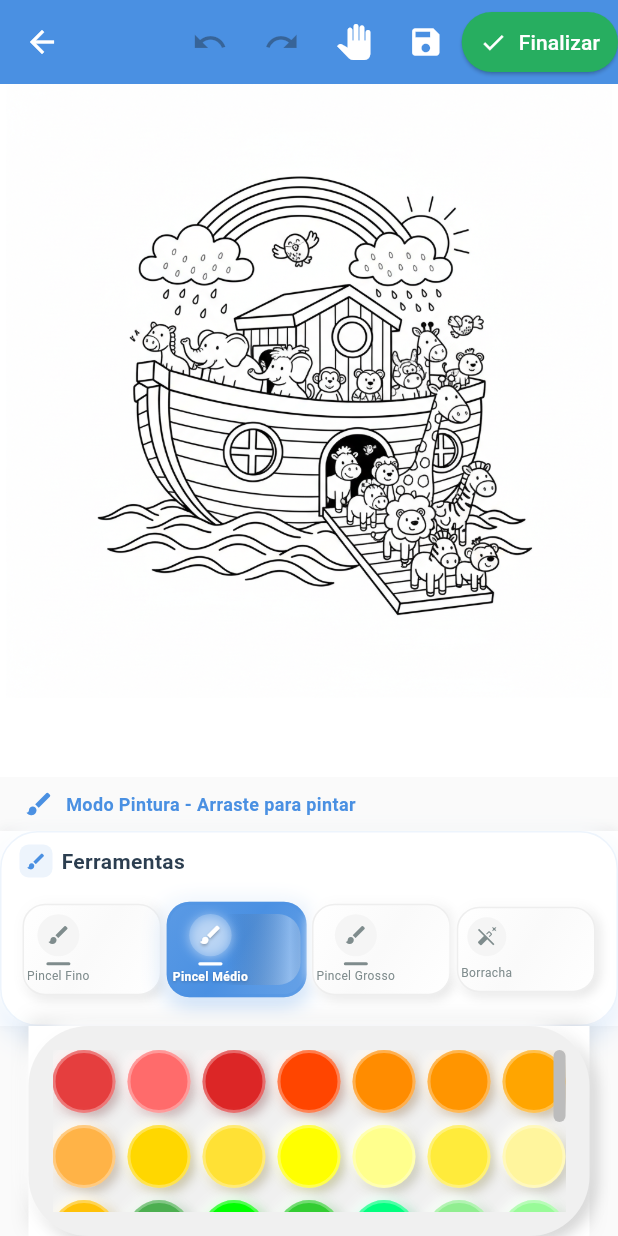
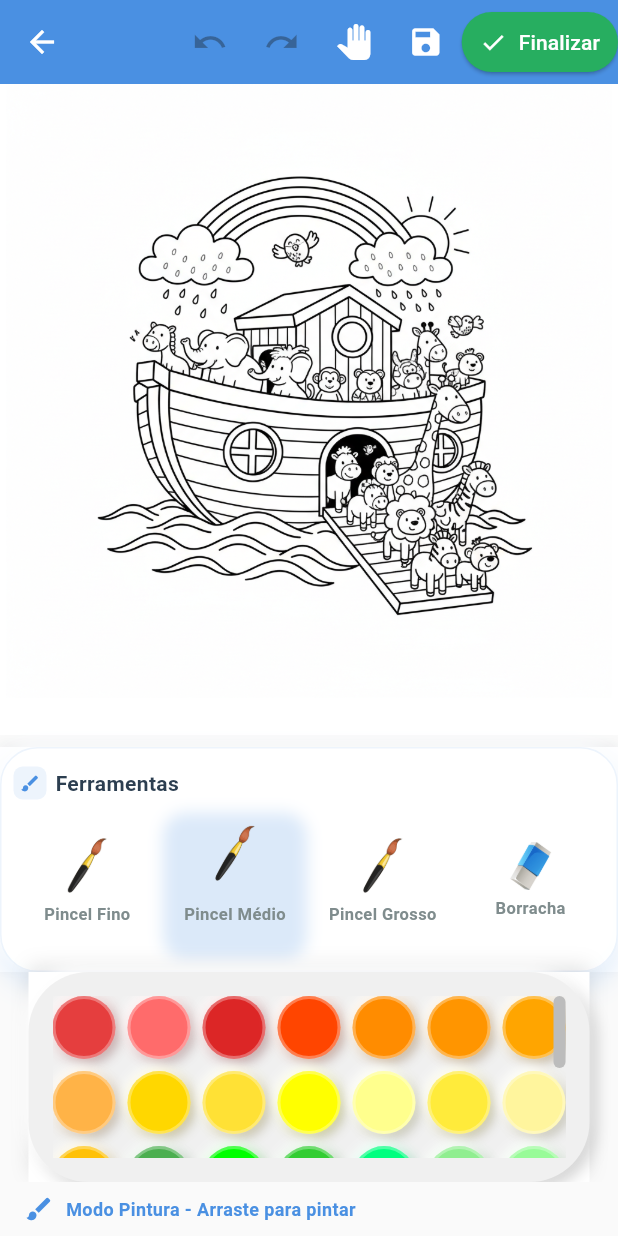
Before and after one commit to caio-si/Colorindo_Com_Deus-, a Flutter app: the DrawingsSelectionScreen screen opened directly, after a tap on "Noé e a Arca", on a phone screen of 412 x 824 dp. Run offline on Flutter 3.47's test engine with Material 3 defaults, Android fonts, the phone set to English and light mode, and no system bars; our stand-ins replace audioplayers, hive, hive_flutter; missing offline and left inert: flutter_image_pixels; accounts and stored records are empty; Roboto replaces fonts that are missing (ComicNeue).

Commit message:
Adiciona suporte para um novo ícone de aplicativo e implementa a funcionalidade de ajuste do tamanho da borracha. Atualiza a tela de coloração para incluir uma barra de informações e substitui o seletor de ferramentas por uma versão moderna.

```diff
--- a/lib/providers/drawing_provider.dart
+++ b/lib/providers/drawing_provider.dart
@@ -19,6 +19,7 @@ class DrawingProvider extends ChangeNotifier {
   String? _selectedAreaId;
   PaintingTool _selectedTool = PaintingTool.mediumBrush;
   bool _isMoveMode = false; // false = modo pintura, true = modo movimento
+  double _eraserSize = 15.0; // Tamanho da borracha
 
   final List<Map<String, int>> _undoStack = [];
   final List<Map<String, int>> _redoStack = [];
@@ -35,6 +36,7 @@ class DrawingProvider extends ChangeNotifier {
   String? get selectedAreaId => _selectedAreaId;
   PaintingTool get selectedTool => _selectedTool;
   bool get isMoveMode => _isMoveMode;
+  double get eraserSize => _eraserSize;
   bool get canUndo => _undoLines.isNotEmpty;
   bool get canRedo => _redoLines.isNotEmpty;
 
@@ -59,6 +61,11 @@ class DrawingProvider extends ChangeNotifier {
 
   void toggleMoveMode() {
     _isMoveMode = !_isMoveMode;
+    notifyListeners();
+  }
+
+  void setEraserSize(double size) {
+    _eraserSize = size;
     notifyListeners();
   }
 
--- a/lib/screens/coloring_screen.dart
+++ b/lib/screens/coloring_screen.dart
@@ -11,6 +11,7 @@ import '../widgets/clay_color_palette_widget.dart';
 import '../widgets/free_drawing_canvas.dart';
 import '../widgets/tool_selector_widget.dart';
 import '../widgets/enhanced_tool_selector_widget.dart';
+import '../widgets/modern_tool_selector_widget.dart';
 
 class ColoringScreen extends StatefulWidget {
   final Desenho desenho;
@@ -112,38 +113,9 @@ class _ColoringScreenState extends State<ColoringScreen> {
                    ),
                  ),
 
-                 // Barra de informações
-                 Container(
-                   padding: const EdgeInsets.symmetric(horizontal: 16, vertical: 8),
-                   color: AppColors.background,
-                   child: Row(
-                     children: [
-                       Icon(
-                         drawingProvider.isMoveMode ? Icons.pan_tool : Icons.brush,
-                         color: drawingProvider.isMoveMode ? AppColors.textSecondary : AppColors.primary,
-                         size: 20,
-                       ),
-                       const SizedBox(width: 8),
-                       Expanded(
-                         child: Text(
-                           drawingProvider.isMoveMode
-                             ? 'Modo Movimento - Arraste para mover e use dois dedos para zoom'
-                             : 'Modo Pintura - Arraste para pintar',
-                           style: TextStyle(
-                             color: drawingProvider.isMoveMode ? AppColors.textSecondary : AppColors.primary,
-                             fontSize: 12,
-                             fontWeight: FontWeight.bold,
-                           ),
-                         ),
-                       ),
-                       if (drawingProvider.isMoveMode)
-                         Icon(Icons.zoom_in, color: AppColors.primary, size: 16),
-                     ],
-                   ),
-                 ),
-
           // Seletor de Ferramentas
           Container(
+            margin: const EdgeInsets.only(top: 8), // Subiu um pouco mais
             decoration: BoxDecoration(
               color: AppColors.cardBackground,
               boxShadow: [
@@ -154,7 +126,7 @@ class _ColoringScreenState extends State<ColoringScreen> {
                 ),
               ],
             ),
-            child: const EnhancedToolSelectorWidget(),
+            child: const ModernToolSelectorWidget(),
           ),
 
           // Paleta de Cores
@@ -171,6 +143,36 @@ class _ColoringScreenState extends State<ColoringScreen> {
               ],
             ),
             child: const ClayColorPaletteWidget(),
+          ),
+
+          // Barra de informações
+          Container(
+            padding: const EdgeInsets.symmetric(horizontal: 16, vertical: 8),
+            color: AppColors.background,
+            child: Row(
+              children: [
+                Icon(
+                  drawingProvider.isMoveMode ? Icons.pan_tool : Icons.brush,
+                  color: drawingProvider.isMoveMode ? AppColors.textSecondary : AppColors.primary,
+                  size: 20,
+                ),
+                const SizedBox(width: 8),
+                Expanded(
+                  child: Text(
+                    drawingProvider.isMoveMode
+                      ? 'Modo Movimento - Arraste para mover e use dois dedos para zoom'
+                      : 'Modo Pintura - Arraste para pintar',
+                    style: TextStyle(
+                      color: drawingProvider.isMoveMode ? AppColors.textSecondary : AppColors.primary,
+                      fontSize: 12,
+                      fontWeight: FontWeight.bold,
+                    ),
+                  ),
+                ),
+                if (drawingProvider.isMoveMode)
+                  Icon(Icons.zoom_in, color: AppColors.primary, size: 16),
+              ],
+            ),
           ),
         ],
       ),
--- /dev/null
+++ b/lib/widgets/modern_tool_selector_widget.dart
@@ -0,0 +1,472 @@
+import 'package:flutter/material.dart';
+import 'package:provider/provider.dart';
+import '../utils/painting_tools.dart';
+import '../providers/drawing_provider.dart';
+import '../utils/app_colors.dart';
+
+class ModernToolSelectorWidget extends StatefulWidget {
+  const ModernToolSelectorWidget({Key? key}) : super(key: key);
+
+  @override
+  State<ModernToolSelectorWidget> createState() => _ModernToolSelectorWidgetState();
+}
+
+class _ModernToolSelectorWidgetState extends State<ModernToolSelectorWidget>
+    with TickerProviderStateMixin {
+  late AnimationController _pulseController;
+  late AnimationController _shimmerController;
+  late Animation<double> _pulseAnimation;
+  late Animation<double> _shimmerAnimation;
+
+  @override
+  void initState() {
+    super.initState();
+
+    // Animação de pulsação
+    _pulseController = AnimationController(
+      duration: const Duration(seconds: 2),
+      vsync: this,
+    )..repeat(reverse: true);
+
+    _pulseAnimation = Tween<double>(begin: 0.95, end: 1.05).animate(
+      CurvedAnimation(parent: _pulseController, curve: Curves.easeInOut),
+    );
+
+    // Animação de brilho
+    _shimmerController = AnimationController(
+      duration: const Duration(milliseconds: 1500),
+      vsync: this,
+    )..repeat();
+
+    _shimmerAnimation = Tween<double>(begin: -1, end: 1).animate(
+      CurvedAnimation(parent: _shimmerController, curve: Curves.easeInOut),
+    );
+  }
+
+  @override
+  void dispose() {
+    _pulseController.dispose();
+    _shimmerController.dispose();
+    super.dispose();
+  }
+
+  @override
+  Widget build(BuildContext context) {
+    return Consumer<DrawingProvider>(
+      builder: (context, drawingProvider, child) {
+        return Container(
+          constraints: BoxConstraints(
+            minHeight: drawingProvider.selectedTool == PaintingTool.eraser ? 200 : 120,
+            maxHeight: drawingProvider.selectedTool == PaintingTool.eraser ? 250 : 150,
+          ),
+          padding: const EdgeInsets.symmetric(horizontal: 8, vertical: 12),
+          decoration: BoxDecoration(
+            color: Colors.white.withOpacity(0.95),
+            borderRadius: BorderRadius.circular(25),
+            boxShadow: [
+              BoxShadow(
+                color: AppColors.primary.withOpacity(0.2),
+                blurRadius: 15,
+                offset: const Offset(0, 8),
+              ),
+              const BoxShadow(
+                color: Colors.white,
+                offset: Offset(-2, -2),
+                blurRadius: 8,
+              ),
+            ],
+            border: Border.all(
+              color: AppColors.primary.withOpacity(0.1),
+              width: 1,
+            ),
+          ),
+          child: Column(
+            crossAxisAlignment: CrossAxisAlignment.start,
+            children: [
+                // Título da seção
+                Padding(
+                  padding: const EdgeInsets.only(bottom: 6),
+                  child: Row(
+                    children: [
+                      Container(
+                        padding: const EdgeInsets.all(4),
+                        decoration: BoxDecoration(
+                          color: AppColors.primary.withOpacity(0.1),
+                          borderRadius: BorderRadius.circular(6),
+                        ),
+                        child: Icon(
+                          Icons.brush,
+                          color: AppColors.primary,
+                          size: 14,
+                        ),
+                      ),
+                      const SizedBox(width: 6),
+                      Text(
+                        'Ferramentas',
+                        style: TextStyle(
+                          fontSize: 14,
+                          fontWeight: FontWeight.bold,
+                          color: AppColors.textPrimary,
+                        ),
+                      ),
+                    ],
+                  ),
+                ),
+
+                // Grid de ferramentas
+                Expanded(
+                  child: Row(
+                    children: PaintingTool.values.map((tool) {
+                      final isSelected = drawingProvider.selectedTool == tool;
+                      return Expanded(
+                        child: _ModernToolButton(
+                          tool: tool,
+                          isSelected: isSelected,
+                          pulseAnimation: _pulseAnimation,
+                          shimmerAnimation: _shimmerAnimation,
+                          onTap: () => drawingProvider.setSelectedTool(tool),
+                        ),
+                      );
+                    }).toList(),
+                  ),
+                ),
+
+                // Slider para tamanho da borracha (apenas quando selecionada)
+                if (drawingProvider.selectedTool == PaintingTool.eraser)
+                  Container(
+                    padding: const EdgeInsets.symmetric(vertical: 8),
+                    child: Column(
+                      children: [
+                        Row(
+                          children: [
+                            Icon(
+                              Icons.linear_scale,
+                              color: AppColors.primary,
+                              size: 14,
+                            ),
+                            const SizedBox(width: 6),
+                            Text(
+                              'Tamanho da Borracha',
+                              style: TextStyle(
+                                fontSize: 10,
+                                color: AppColors.textPrimary,
+                                fontWeight: FontWeight.w600,
+                              ),
+                            ),
+                          ],
+                        ),
+                        const SizedBox(height: 8),
+                        SliderTheme(
+                          data: SliderTheme.of(context).copyWith(
+                            activeTrackColor: AppColors.primary,
+                            inactiveTrackColor: AppColors.primary.withOpacity(0.3),
+                            thumbColor: AppColors.primary,
+                            overlayColor: AppColors.primary.withOpacity(0.2),
+                            thumbShape: const RoundSliderThumbShape(enabledThumbRadius: 6),
+                            trackHeight: 3,
+                          ),
+                          child: Slider(
+                            value: drawingProvider.eraserSize,
+                            min: 5.0,
+                            max: 30.0,
+                            divisions: 10,
+                            onChanged: (value) {
+                              drawingProvider.setEraserSize(value);
+                            },
+                          ),
+                        ),
+                      ],
+                    ),
+                  ),
+            ],
+          ),
+        );
+      },
+    );
+  }
+}
+
+class _ModernToolButton extends StatelessWidget {
+  final PaintingTool tool;
+  final bool isSelected;
+  final Animation<double> pulseAnimation;
+  final Animation<double> shimmerAnimation;
+  final VoidCallback onTap;
+
+  const _ModernToolButton({
+    Key? key,
+    required this.tool,
+    required this.isSelected,
+    required this.pulseAnimation,
+    required this.shimmerAnimation,
+    required this.onTap,
+  }) : super(key: key);
+
+  @override
+  Widget build(BuildContext context) {
+    return AnimatedBuilder(
+      animation: Listenable.merge([pulseAnimation, shimmerAnimation]),
+      builder: (context, child) {
+        return GestureDetector(
+          onTap: onTap,
+          child: Transform.scale(
+            scale: isSelected ? pulseAnimation.value : 1.0,
+            child: Container(
+              margin: const EdgeInsets.symmetric(horizontal: 2),
+              padding: const EdgeInsets.symmetric(vertical: 8, horizontal: 4),
+              decoration: BoxDecoration(
+                color: Colors.transparent, // Fundo transparente
+                borderRadius: BorderRadius.circular(15),
+                boxShadow: isSelected ? [
+                  BoxShadow(
+                    color: AppColors.primary.withOpacity(0.2),
+                    blurRadius: 8,
+                    offset: const Offset(0, 4),
+                  ),
+                ] : [],
+              ),
+              child: Column(
+                mainAxisAlignment: MainAxisAlignment.center,
+                children: [
+                  // Ícone da ferramenta
+                  _buildAssetToolIcon(tool, isSelected),
+
+                  const SizedBox(height: 4),
+
+                  // Nome da ferramenta
+                  Text(
+                    tool.displayName,
+                    style: TextStyle(
+                      color: AppColors.textSecondary,
+                      fontSize: 11,
+                      fontWeight: FontWeight.w700,
+                    ),
+                    textAlign: TextAlign.center,
+                    maxLines: 1,
+                    overflow: TextOverflow.ellipsis,
+                  ),
+                ],
+              ),
+            ),
+          ),
+        );
+      },
+    );
+  }
+
+  Widget _buildCustomToolIcon(PaintingTool tool, Color color, double size, bool isSelected) {
+    switch (tool) {
+      case PaintingTool.thinBrush:
+        return _buildModernBrushIcon(color, size, 2, isSelected);
+      case PaintingTool.mediumBrush:
+        return _buildModernBrushIcon(color, size, 4, isSelected);
+      case PaintingTool.thickBrush:
+        return _buildModernBrushIcon(color, size, 6, isSelected);
+      case PaintingTool.eraser:
+        return _buildModernEraserIcon(color, size, isSelected);
+    }
+  }
+
+  Widget _buildModernBrushIcon(Color color, double size, double brushWidth, bool isSelected) {
+    return CustomPaint(
+      size: Size(size, size),
+      painter: ModernBrushPainter(
+        color: color,
+        brushWidth: brushWidth,
+        isSelected: isSelected,
+      ),
+    );
+  }
+
+  Widget _buildModernEraserIcon(Color color, double size, bool isSelected) {
+    return CustomPaint(
+      size: Size(size, size),
+      painter: ModernEraserPainter(
+        color: color,
+        isSelected: isSelected,
+      ),
+    );
+  }
+
+  Widget _buildAssetToolIcon(PaintingTool tool, bool isSelected) {
+    String assetPath;
+
+    switch (tool) {
+      case PaintingTool.thinBrush:
+      case PaintingTool.mediumBrush:
+      case PaintingTool.thickBrush:
+        assetPath = 'assets/icon/Pincel.png';
+        break;
+      case PaintingTool.eraser:
+        assetPath = 'assets/icon/Borracha.png';
+        break;
+    }
+
+    return AnimatedContainer(
+      duration: const Duration(milliseconds: 300),
+      curve: Curves.easeInOut,
+      transform: Matrix4.identity()
+        ..translate(0.0, isSelected ? -8.0 : 0.0), // Animação de "subido"
+      child: Container(
+        width: tool.isEraser ? 32 : 40, // Ícones maiores para melhor visibilidade
+        height: tool.isEraser ? 32 : 40,
+        decoration: BoxDecoration(
+          image: DecorationImage(
+            image: AssetImage(assetPath),
+            fit: BoxFit.contain,
+          ),
+        ),
+      ),
+    );
+  }
+}
+
+// 🎨 Pintor para ícone de pincel moderno
+class ModernBrushPainter extends CustomPainter {
+  final Color color;
+  final double brushWidth;
+  final bool isSelected;
+
+  ModernBrushPainter({
+    required this.color,
+    required this.brushWidth,
+    required this.isSelected,
+  });
+
+  @override
+  void paint(Canvas canvas, Size size) {
+    final paint = Paint()
+      ..color = color
+      ..style = PaintingStyle.fill
+      ..strokeWidth = brushWidth
+      ..strokeCap = StrokeCap.round;
+
+    final centerX = size.width / 2;
+    final centerY = size.height / 2;
+
+    // Desenhar o cabo do pincel (linha diagonal)
+    final handleStart = Offset(centerX - size.width * 0.3, centerY + size.height * 0.3);
+    final handleEnd = Offset(centerX + size.width * 0.3, centerY - size.height * 0.3);
+
+    canvas.drawLine(handleStart, handleEnd, paint);
+
+    // Desenhar a ponta do pincel (círculo)
+    final tipRadius = brushWidth * 0.8;
+    canvas.drawCircle(
+      Offset(centerX + size.width * 0.25, centerY - size.height * 0.25),
+      tipRadius,
+      paint,
+    );
+
+    // Desenhar as cerdas do pincel (linhas pequenas)
+    if (isSelected) {
+      final bristlePaint = Paint()
+        ..color = color.withOpacity(0.7)
+        ..strokeWidth = 1
+        ..strokeCap = StrokeCap.round;
+
+      for (int i = 0; i < 3; i++) {
+        final bristleStart = Offset(
+          centerX + size.width * 0.25 - tipRadius + (i * tipRadius),
+          centerY - size.height * 0.25 - tipRadius,
+        );
+        final bristleEnd = Offset(
+          centerX + size.width * 0.25 - tipRadius + (i * tipRadius),
+          centerY - size.height * 0.25 - tipRadius - 2,
+        );
+        canvas.drawLine(bristleStart, bristleEnd, bristlePaint);
+      }
+    }
+
+    // Desenhar um ponto de brilho se selecionado
+    if (isSelected) {
+      final highlightPaint = Paint()
+        ..color = Colors.white.withOpacity(0.8)
+        ..style = PaintingStyle.fill;
+
+      canvas.drawCircle(
+        Offset(centerX + size.width * 0.2, centerY - size.height * 0.2),
+        brushWidth * 0.3,
+        highlightPaint,
+      );
+    }
+  }
+
+  @override
+  bool shouldRepaint(covariant CustomPainter oldDelegate) => false;
+}
+
+// 🧽 Pintor para ícone de borracha moderno
+class ModernEraserPainter extends CustomPainter {
+  final Color color;
+  final bool isSelected;
+
+  ModernEraserPainter({
+    required this.color,
+    required this.isSelected,
+  });
+
+  @override
+  void paint(Canvas canvas, Size size) {
+    final paint = Paint()
+      ..color = color
+      ..style = PaintingStyle.fill;
+
+    final centerX = size.width / 2;
+    final centerY = size.height / 2;
+
+    // Desenhar o corpo da borracha (retângulo arredondado)
+    final eraserRect = RRect.fromRectAndRadius(
+      Rect.fromCenter(
+        center: Offset(centerX, centerY),
+        width: size.width * 0.6,
+        height: size.height * 0.4,
+      ),
+      const Radius.circular(2),
+    );
+    canvas.drawRRect(eraserRect, paint);
+
+    // Desenhar a borda da borracha
+    final borderPaint = Paint()
+      ..color = color.withOpacity(0.3)
+      ..style = PaintingStyle.stroke
+      ..strokeWidth = 1;
+    canvas.drawRRect(eraserRect, borderPaint);
+
+    // Desenhar linhas de "limpeza" se selecionado
+    if (isSelected) {
+      final cleanPaint = Paint()
+        ..color = Colors.white.withOpacity(0.6)
+        ..strokeWidth = 1
+        ..strokeCap = StrokeCap.round;
+
+      for (int i = 0; i < 2; i++) {
+        final lineStart = Offset(
+          centerX - size.width * 0.2,
+          centerY - size.height * 0.1 + (i * size.height * 0.1),
+        );
+        final lineEnd = Offset(
+          centerX + size.width * 0.2,
+          centerY - size.height * 0.1 + (i * size.height * 0.1),
+        );
+        canvas.drawLine(lineStart, lineEnd, cleanPaint);
+      }
+    }
+
+    // Desenhar um ponto de brilho se selecionado
+    if (isSelected) {
+      final highlightPaint = Paint()
+        ..color = Colors.white.withOpacity(0.8)
+        ..style = PaintingStyle.fill;
+
+      canvas.drawCircle(
+        Offset(centerX - size.width * 0.15, centerY - size.height * 0.1),
+        size.width * 0.08,
+        highlightPaint,
+      );
+    }
+  }
+
+  @override
+  bool shouldRepaint(covariant CustomPainter oldDelegate) => false;
+}
--- a/pubspec.yaml
+++ b/pubspec.yaml
@@ -61,6 +61,7 @@ flutter:
     - assets/images/drawings/
     - assets/sounds/
     - assets/audio/
+    - assets/icon/
 
   # fonts:
   #   - family: ComicNeue
```
Also changed, not shown: lib/widgets/free_drawing_canvas.dart (+6 -2 lines), assets/icon/Borracha.png (added), assets/icon/Pincel.png (added), 2 other files.
